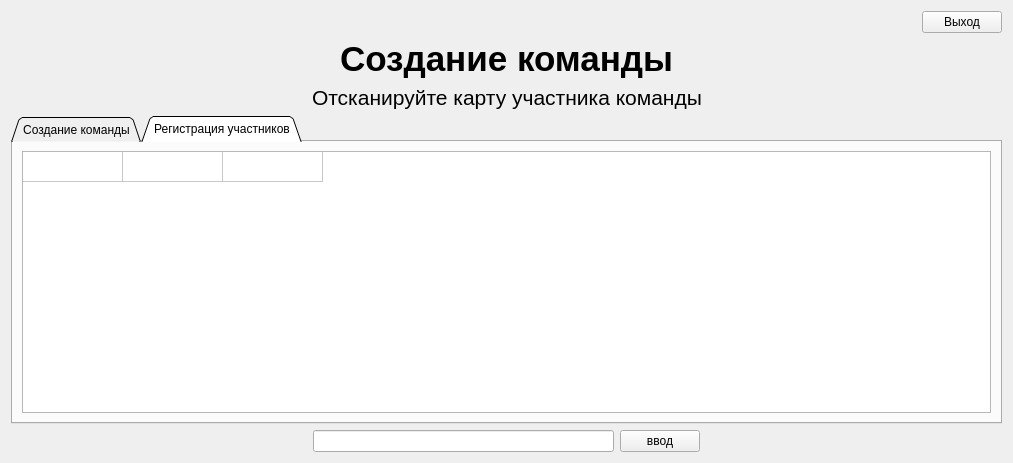
Above: views/login.ui from Hudrolax/leskraft_terminal before the change. Below: the same form after it.
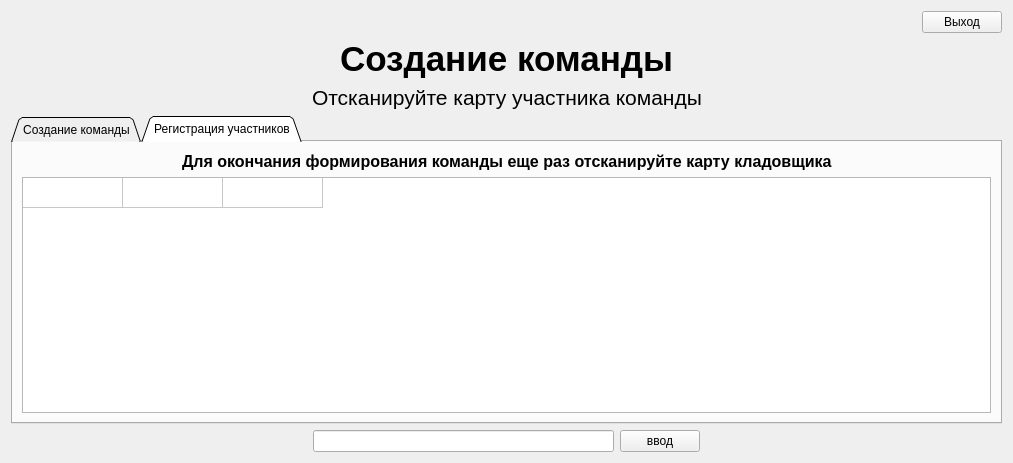
That is the form after the change. The open tabs and pages were chosen to show the change.

```diff
--- a/views/login.ui
+++ b/views/login.ui
@@ -233,6 +233,50 @@
        <string>Регистрация участников</string>
       </attribute>
       <layout class="QVBoxLayout" name="verticalLayout_2">
+       <item>
+        <layout class="QHBoxLayout" name="horizontalLayout_5">
+         <item>
+          <spacer name="horizontalSpacer_9">
+           <property name="orientation">
+            <enum>Qt::Horizontal</enum>
+           </property>
+           <property name="sizeHint" stdset="0">
+            <size>
+             <width>40</width>
+             <height>20</height>
+            </size>
+           </property>
+          </spacer>
+         </item>
+         <item>
+          <widget class="QLabel" name="label_4">
+           <property name="font">
+            <font>
+             <pointsize>12</pointsize>
+             <weight>75</weight>
+             <bold>true</bold>
+            </font>
+           </property>
+           <property name="text">
+            <string>Для окончания формирования команды еще раз отсканируйте карту кладовщика</string>
+           </property>
+          </widget>
+         </item>
+         <item>
+          <spacer name="horizontalSpacer_10">
+           <property name="orientation">
+            <enum>Qt::Horizontal</enum>
+           </property>
+           <property name="sizeHint" stdset="0">
+            <size>
+             <width>40</width>
+             <height>20</height>
+            </size>
+           </property>
+          </spacer>
+         </item>
+        </layout>
+       </item>
        <item>
         <widget class="QTableWidget" name="tbl">
          <property name="autoScroll">
```
Left out of the diff: 2 changed lines with no effect on the pictures.
